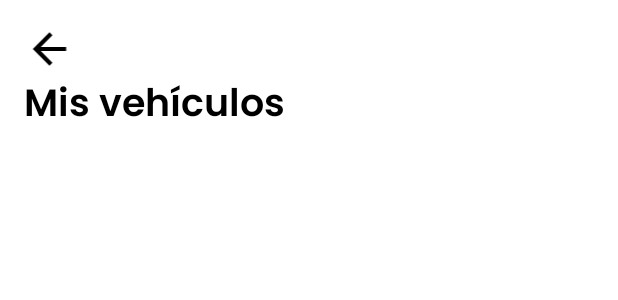
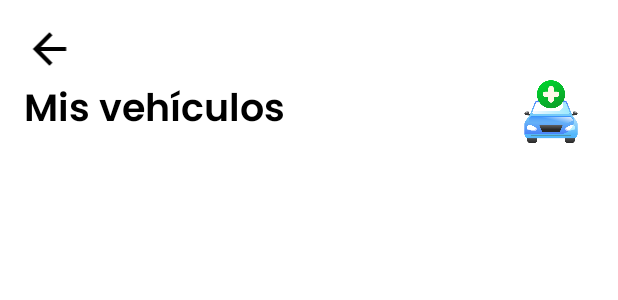
Before and after one commit to AxeLoza21/UniRide, an Android app: the layout activity_my_vehicles.xml on its own in the app's theme, with its tools: preview values and no code run, on a phone screen of 412 x 824 dp. Shown: the top 300 px of the screen. Run offline under Robolectric (Android 15) with nearby library versions, the phone set to English and light mode, and no system bars; Roboto replaces fonts that are not available here.

Commit message:
icono añadir autos desde vehiculos

```diff
--- a/app/src/main/java/com/example/uniride/MainActivityFragment.java
+++ b/app/src/main/java/com/example/uniride/MainActivityFragment.java
@@ -1,10 +1,13 @@
 package com.example.uniride;
+
+import static android.content.ContentValues.TAG;
 
 import androidx.annotation.NonNull;
 import androidx.appcompat.app.AppCompatActivity;
 
 import android.content.Intent;
 import android.os.Bundle;
+import android.util.Log;
 import android.view.MenuItem;
 
 import com.google.android.gms.tasks.OnCompleteListener;
@@ -48,6 +51,9 @@ public class MainActivityFragment extends AppCompatActivity {
                     if (!task.getResult().isEmpty()) {
                         hasCar = true;
                     }
+
+                }else {
+                    Log.d(TAG, "Error obteniendo documentos: ", task.getException());
                 }
             }
         });
--- a/app/src/main/java/com/example/uniride/PerfilFragment.java
+++ b/app/src/main/java/com/example/uniride/PerfilFragment.java
@@ -78,6 +78,7 @@ public class PerfilFragment extends Fragment {
             @Override
             public void onClick(View v) {
                 Intent i = new Intent(getActivity(), MyVehicles.class);
+
                 startActivity(i);
             }
         });
--- a/app/src/main/java/com/example/uniride/adapter/CarAdapter.java
+++ b/app/src/main/java/com/example/uniride/adapter/CarAdapter.java
@@ -14,6 +14,7 @@ import androidx.annotation.NonNull;
 import androidx.recyclerview.widget.RecyclerView;
 
 import com.example.uniride.CarDetails;
+import com.example.uniride.MyVehicles;
 import com.example.uniride.R;
 import com.example.uniride.model.Car;
 import com.firebase.ui.firestore.FirestoreRecyclerAdapter;
@@ -73,6 +74,11 @@ public class CarAdapter extends FirestoreRecyclerAdapter <Car, CarAdapter.ViewHo
             @Override
             public void onSuccess(Void unused) {
                 Toast.makeText(activity, "Vehículo eliminado exitosamente ", Toast.LENGTH_SHORT).show();
+                Intent intent = new Intent(activity, activity.getClass());
+                activity.startActivity(intent);
+                activity.finish();
+                activity.overridePendingTransition(0, 0);
+
             }
         }).addOnFailureListener(new OnFailureListener() {
             @Override
--- a/app/src/main/res/layout/activity_my_vehicles.xml
+++ b/app/src/main/res/layout/activity_my_vehicles.xml
@@ -29,14 +29,39 @@
             android:src="@drawable/ic_baseline_arrow_back_24"
             android:textColor="@color/black"/>
 
-        <TextView
-            android:id="@+id/txtMisviajes"
+        <LinearLayout
             android:layout_width="match_parent"
             android:layout_height="wrap_content"
-            android:text="Mis vehículos"
-            android:fontFamily="@font/poppins_semibold"
-            android:textSize="25dp"
-            android:textColor="@color/black"/>
+            android:gravity="center"
+            android:orientation="horizontal">
+
+            <TextView
+                android:id="@+id/tctMisCarros"
+                android:layout_width="match_parent"
+                android:layout_height="wrap_content"
+                android:layout_weight="1"
+                android:backgroundTint="@color/purple_700"
+                android:text="Mis vehículos"
+                android:fontFamily="@font/poppins_semibold"
+                android:textSize="25dp"
+                android:textColor="@color/black"/>
+
+            <Space
+                android:layout_width="15dp"
+                android:layout_height="wrap_content" />
+
+            <ImageView
+                android:id="@+id/btn_add"
+                android:layout_width="130dp"
+                android:layout_height="50dp"
+                android:layout_weight="1"
+                android:backgroundTint="@color/purple_700"
+                android:src="@drawable/car"
+                android:text="agregar activity"
+                android:textSize="10sp"
+                app:cornerRadius="50dp" />
+        </LinearLayout>
+
         <Space
             android:layout_width="match_parent"
             android:layout_height="10dp" />
@@ -44,7 +69,20 @@
         <androidx.recyclerview.widget.RecyclerView
             android:id="@+id/recyclerViewSingle"
             android:layout_width="match_parent"
-            android:layout_height="match_parent" />
+            android:layout_height="wrap_content" />
+        <Space
+            android:layout_width="match_parent"
+            android:layout_height="10dp" />
+
+        <TextView
+            android:id="@+id/txtLimite"
+            android:layout_width="match_parent"
+            android:layout_height="wrap_content"
+            android:text="Limite de vehículos alcanzado, elimina uno o editalo!"
+            android:textColor="@color/black"
+            android:textSize="15dp"
+            android:visibility="invisible" />
+
 
     </LinearLayout>
 </androidx.constraintlayout.widget.ConstraintLayout>
```
Also changed, not shown: app/src/main/java/com/example/uniride/FormCar.java (+14 -3 lines), app/src/main/java/com/example/uniride/MyVehicles.java (+55 -0 lines), app/src/main/res/drawable/car.png (added), app/src/main/res/drawable/car4.png (added).
